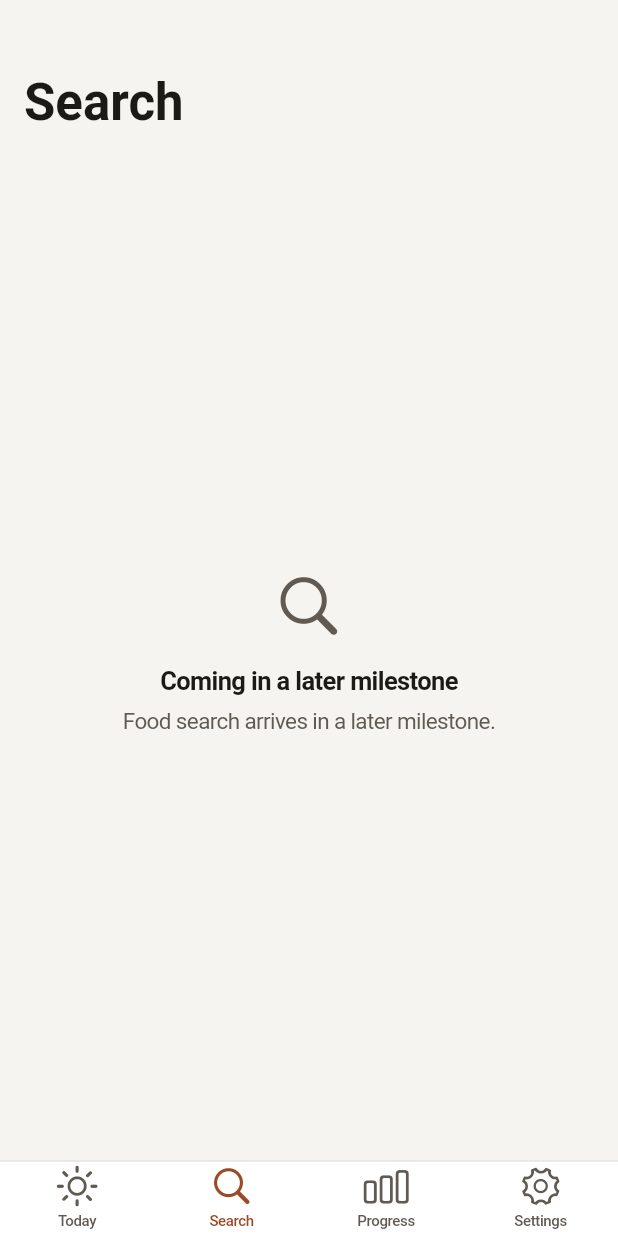
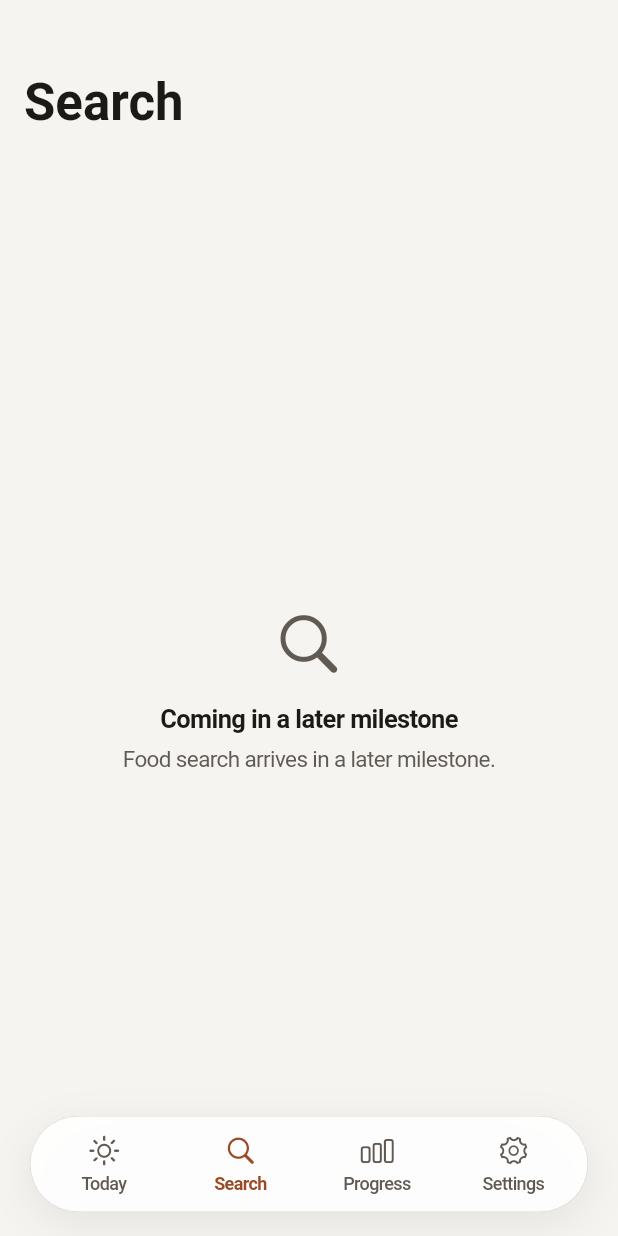
Before and after one commit to Rohithstrike/Food-Tracker, a Flutter app: the screen it shows after launch, item 2 of the bottom bar chosen, on a phone screen of 412 x 824 dp. Run offline on Flutter 3.47's test engine with Material 3 defaults, Android fonts, the phone set to English and light mode, and no system bars.

Commit message:
Add floating glass tab bar with solid high-contrast fallback

```diff
--- a/lib/app/app_shell.dart
+++ b/lib/app/app_shell.dart
@@ -1,18 +1,16 @@
 import 'package:flutter/cupertino.dart';
 
 import '../core/design_system/app_colors.dart';
+import '../core/design_system/app_spacing.dart';
 import '../features/today/today_page.dart';
+import 'floating_tab_bar.dart';
 import 'placeholder_page.dart';
 
 /// The app's top-level destinations, in tab-bar order.
 enum AppTab {
   today('Today', CupertinoIcons.sun_max, CupertinoIcons.sun_max_fill),
   search('Search', CupertinoIcons.search, CupertinoIcons.search),
-  progress(
-    'Progress',
-    CupertinoIcons.chart_bar,
-    CupertinoIcons.chart_bar_fill,
-  ),
+  progress('Progress', CupertinoIcons.chart_bar, CupertinoIcons.chart_bar_fill),
   settings('Settings', CupertinoIcons.gear, CupertinoIcons.gear_solid);
 
   const AppTab(this.label, this.icon, this.activeIcon);
@@ -22,13 +20,13 @@ enum AppTab {
   final IconData activeIcon;
 }
 
-/// Four-tab navigation shell.
+/// Four-tab navigation shell with a floating tab bar.
 ///
-/// Built from CupertinoTabBar + CupertinoTabView + IndexedStack rather than
-/// CupertinoTabScaffold, so a later milestone can float a translucent tab
-/// bar over scrolling content by changing only this file.
+/// Pages fill the whole screen and scroll BEHIND the bar. The space the bar
+/// occupies is passed to pages as bottom safe-area padding, so their last
+/// content always clears it.
 ///
-/// Behaviour:
+/// Behaviour (unchanged from Batch 1):
 /// - Each tab keeps its own navigation stack and scroll position.
 /// - Tapping the active tab returns that tab to its root page (iOS convention).
 /// - Hidden tabs have animations paused.
@@ -56,9 +54,7 @@ class _AppShellState extends State<AppShell> {
 
   Widget _rootPage(AppTab tab) {
     return switch (tab) {
-      AppTab.today => TodayPage(
-          onOpenSettings: () => _select(AppTab.settings),
-        ),
+      AppTab.today => TodayPage(onOpenSettings: () => _select(AppTab.settings)),
       AppTab.search => const PlaceholderPage(
         title: 'Search',
         icon: CupertinoIcons.search,
@@ -79,16 +75,20 @@ class _AppShellState extends State<AppShell> {
 
   @override
   Widget build(BuildContext context) {
+    final media = MediaQuery.of(context);
+    final safeBottom = media.padding.bottom;
+    final occupied = FloatingTabBarMetrics.occupiedHeight(safeBottom);
+
     return ColoredBox(
       color: AppColors.background.resolveFrom(context),
-      child: Column(
+      child: Stack(
         children: [
-          Expanded(
-            // The tab bar handles the bottom safe area itself, so page
-            // content must not add it again.
-            child: MediaQuery.removePadding(
-              context: context,
-              removeBottom: true,
+          Positioned.fill(
+            child: MediaQuery(
+              data: media.copyWith(
+                padding: media.padding.copyWith(bottom: occupied),
+                viewPadding: media.viewPadding.copyWith(bottom: occupied),
+              ),
               child: IndexedStack(
                 index: _current.index,
                 children: [
@@ -104,29 +104,28 @@ class _AppShellState extends State<AppShell> {
               ),
             ),
           ),
-          // iOS does not scale tab-bar labels with Dynamic Type; page
-          // content still scales fully.
-          MediaQuery.withNoTextScaling(
-            child: CupertinoTabBar(
+          Positioned(
+            left: AppSpacing.pageMargin,
+            right: AppSpacing.pageMargin,
+            bottom: FloatingTabBarMetrics.bottomOffset(safeBottom),
+            child: Center(
+              child: ConstrainedBox(
+                constraints: const BoxConstraints(
+                  maxWidth: FloatingTabBarMetrics.maxWidth,
+                ),
+                child: FloatingTabBar(
                   currentIndex: _current.index,
                   onTap: (index) => _select(AppTab.values[index]),
-              backgroundColor: AppColors.surface.resolveFrom(context),
-              activeColor: AppColors.accent.resolveFrom(context),
-              inactiveColor: AppColors.textSecondary.resolveFrom(context),
-              border: Border(
-                top: BorderSide(
-                  color: AppColors.separator.resolveFrom(context),
-                  width: 0, // Hairline.
+                  items: [
+                    for (final tab in AppTab.values)
+                      FloatingTabItem(
+                        label: tab.label,
+                        icon: tab.icon,
+                        activeIcon: tab.activeIcon,
+                      ),
+                  ],
                 ),
               ),
-              items: [
-                for (final tab in AppTab.values)
-                  BottomNavigationBarItem(
-                    icon: Icon(tab.icon),
-                    activeIcon: Icon(tab.activeIcon),
-                    label: tab.label,
-                  ),
-              ],
             ),
           ),
         ],
--- /dev/null
+++ b/lib/app/floating_tab_bar.dart
@@ -0,0 +1,206 @@
+import 'dart:ui' show ImageFilter;
+
+import 'package:flutter/cupertino.dart';
+
+import '../core/design_system/app_colors.dart';
+import '../core/design_system/app_spacing.dart';
+import '../core/design_system/app_typography.dart';
+
+/// One destination in the [FloatingTabBar].
+class FloatingTabItem {
+  const FloatingTabItem({
+    required this.label,
+    required this.icon,
+    required this.activeIcon,
+  });
+
+  final String label;
+  final IconData icon;
+  final IconData activeIcon;
+}
+
+/// Size, placement and material values for the floating tab bar.
+abstract final class FloatingTabBarMetrics {
+  /// Bar height. Tab labels do not scale with text size (iOS convention),
+  /// so a fixed height is safe here.
+  static const double height = AppSpacing.giant; // 64
+
+  /// Keeps the bar a comfortable width on wide windows.
+  static const double maxWidth = 440;
+
+  /// Opacity of the glass fill. 0.92 keeps tab labels at or above 4.5:1
+  /// even over the darkest/lightest content behind the bar (see tests).
+  static const double glassOpacity = 0.92;
+
+  /// Blur strength for content behind the bar.
+  static const double blurSigma = 24;
+
+  /// Gap between the bar and the bottom edge of the screen: just above the
+  /// home indicator, or 16 pt up on devices without one.
+  static double bottomOffset(double safeBottom) =>
+      safeBottom > 0 ? safeBottom : AppSpacing.md;
+
+  /// Total height reserved at the bottom of the screen. Pages receive this
+  /// as bottom safe-area padding so their last content clears the bar.
+  static double occupiedHeight(double safeBottom) =>
+      bottomOffset(safeBottom) + height;
+}
+
+/// Fill colour for the bar: translucent glass, or fully solid.
+Color floatingTabBarFill(BuildContext context, {required bool solid}) {
+  final base = AppColors.surfaceElevated.resolveFrom(context);
+  return solid
+      ? base
+      : base.withValues(alpha: FloatingTabBarMetrics.glassOpacity);
+}
+
+/// Floating, capsule-shaped tab bar with an Apple-inspired frosted surface.
+///
+/// This is a Flutter blur (BackdropFilter), not Apple's native Liquid Glass.
+/// A solid fallback is used when the system requests higher contrast.
+class FloatingTabBar extends StatelessWidget {
+  const FloatingTabBar({
+    super.key,
+    required this.items,
+    required this.currentIndex,
+    required this.onTap,
+    this.forceSolid = false,
+  });
+
+  final List<FloatingTabItem> items;
+  final int currentIndex;
+  final ValueChanged<int> onTap;
+
+  /// Reserved for a future in-app "Reduce transparency" setting.
+  final bool forceSolid;
+
+  @override
+  Widget build(BuildContext context) {
+    // Flutter does not currently expose iOS "Reduce Transparency".
+    // "Increase Contrast" (highContrast) is exposed, so it triggers the
+    // solid fallback.
+    final solid = forceSolid || MediaQuery.highContrastOf(context);
+    final isLight = CupertinoTheme.brightnessOf(context) == Brightness.light;
+
+    Widget surface = DecoratedBox(
+      key: const ValueKey('floating-tab-bar-surface'),
+      decoration: BoxDecoration(
+        color: floatingTabBarFill(context, solid: solid),
+        borderRadius: AppRadius.capsuleAll,
+        border: Border.all(
+          color: AppColors.separator.resolveFrom(context),
+          width: 0, // Hairline.
+        ),
+      ),
+      child: Padding(
+        padding: const EdgeInsets.symmetric(horizontal: AppSpacing.xxs),
+        child: Row(
+          children: [
+            for (var i = 0; i < items.length; i++)
+              Expanded(
+                child: _TabButton(
+                  item: items[i],
+                  selected: i == currentIndex,
+                  onTap: () => onTap(i),
+                ),
+              ),
+          ],
+        ),
+      ),
+    );
+
+    if (!solid) {
+      surface = BackdropFilter(
+        filter: ImageFilter.blur(
+          sigmaX: FloatingTabBarMetrics.blurSigma,
+          sigmaY: FloatingTabBarMetrics.blurSigma,
+        ),
+        child: surface,
+      );
+    }
+
+    // iOS does not scale tab-bar labels with Dynamic Type.
+    return MediaQuery.withNoTextScaling(
+      child: SizedBox(
+        height: FloatingTabBarMetrics.height,
+        width: double.infinity,
+        child: DecoratedBox(
+          // Soft lift in light mode only; in dark mode the lighter surface
+          // already communicates elevation.
+          decoration: BoxDecoration(
+            borderRadius: AppRadius.capsuleAll,
+            boxShadow: isLight
+                ? [
+                    BoxShadow(
+                      color: AppColors.textPrimary.color.withValues(
+                        alpha: 0.08,
+                      ),
+                      blurRadius: AppSpacing.xl,
+                      offset: const Offset(0, AppSpacing.xs),
+                    ),
+                  ]
+                : null,
+          ),
+          child: ClipRRect(borderRadius: AppRadius.capsuleAll, child: surface),
+        ),
+      ),
+    );
+  }
+}
+
+/// One tab: icon + label. Selection is shown by a filled icon, the accent
+/// colour AND a heavier label, so colour is never the only cue.
+class _TabButton extends StatelessWidget {
+  const _TabButton({
+    required this.item,
+    required this.selected,
+    required this.onTap,
+  });
+
+  final FloatingTabItem item;
+  final bool selected;
+  final VoidCallback onTap;
+
+  @override
+  Widget build(BuildContext context) {
+    final color = selected
+        ? AppColors.accent.resolveFrom(context)
+        : AppColors.textSecondary.resolveFrom(context);
+
+    return Semantics(
+      key: ValueKey('tab-${item.label.toLowerCase()}'),
+      container: true,
+      button: true,
+      selected: selected,
+      inMutuallyExclusiveGroup: true,
+      label: item.label,
+      onTap: onTap,
+      child: ExcludeSemantics(
+        child: GestureDetector(
+          behavior: HitTestBehavior.opaque,
+          onTap: onTap,
+          child: Column(
+            mainAxisAlignment: MainAxisAlignment.center,
+            children: [
+              Icon(
+                selected ? item.activeIcon : item.icon,
+                size: AppIconSize.standard,
+                color: color,
+              ),
+              const SizedBox(height: AppSpacing.xxs),
+              Text(
+                item.label,
+                maxLines: 1,
+                overflow: TextOverflow.ellipsis,
+                style: AppTypography.caption.copyWith(
+                  color: color,
+                  fontWeight: selected ? FontWeight.w600 : FontWeight.w500,
+                ),
+              ),
+            ],
+          ),
+        ),
+      ),
+    );
+  }
+}
--- a/lib/app/placeholder_page.dart
+++ b/lib/app/placeholder_page.dart
@@ -27,10 +27,11 @@ class PlaceholderPage extends StatelessWidget {
     return CupertinoPageScaffold(
       child: CustomScrollView(
         slivers: [
-          CupertinoSliverNavigationBar(
-            largeTitle: Text(title),
-          ),
-          SliverFillRemaining(
+          CupertinoSliverNavigationBar(largeTitle: Text(title)),
+          // Keeps the message centred in the area above the floating bar.
+          SliverSafeArea(
+            top: false,
+            sliver: SliverFillRemaining(
               hasScrollBody: false,
               child: Center(
                 child: Padding(
@@ -64,6 +65,7 @@ class PlaceholderPage extends StatelessWidget {
                 ),
               ),
             ),
+          ),
         ],
       ),
     );
--- a/lib/features/today/today_page.dart
+++ b/lib/features/today/today_page.dart
@@ -57,7 +57,6 @@ class TodayPage extends StatelessWidget {
       child: CustomScrollView(
         slivers: [
           SliverSafeArea(
-            bottom: false,
             sliver: SliverPadding(
               padding: const EdgeInsets.fromLTRB(
                 AppSpacing.pageMargin,
@@ -69,10 +68,7 @@ class TodayPage extends StatelessWidget {
                 children: [
                   GreetingHeader(clock: clock, onSettingsTap: onOpenSettings),
                   const SizedBox(height: AppSpacing.xl),
-                  CalorieHero(
-                    progress: data.calories,
-                    isSample: data.isSample,
-                  ),
+                  CalorieHero(progress: data.calories, isSample: data.isSample),
                   const SizedBox(height: AppSpacing.sectionGap),
                   const _SectionHeader('Nutrition'),
                   const SizedBox(height: AppSpacing.sm),
```
Also changed, not shown: 2 other files. Lines whose indentation alone changed are shown as unchanged.
